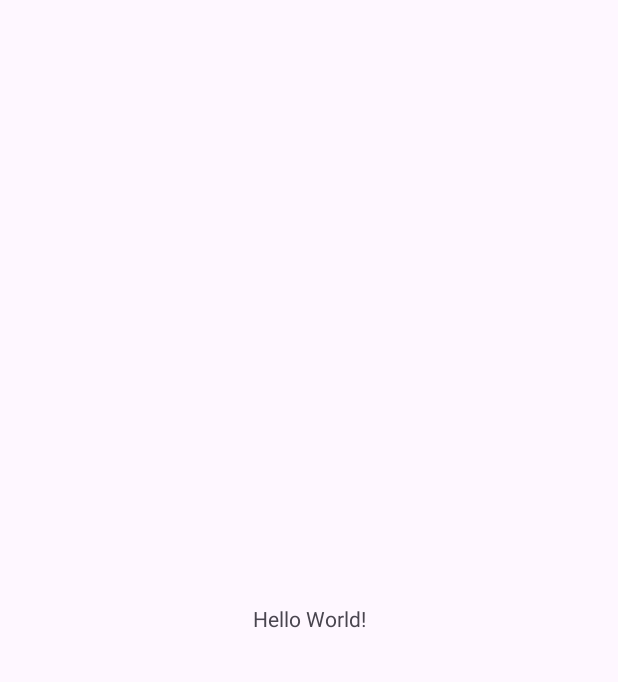
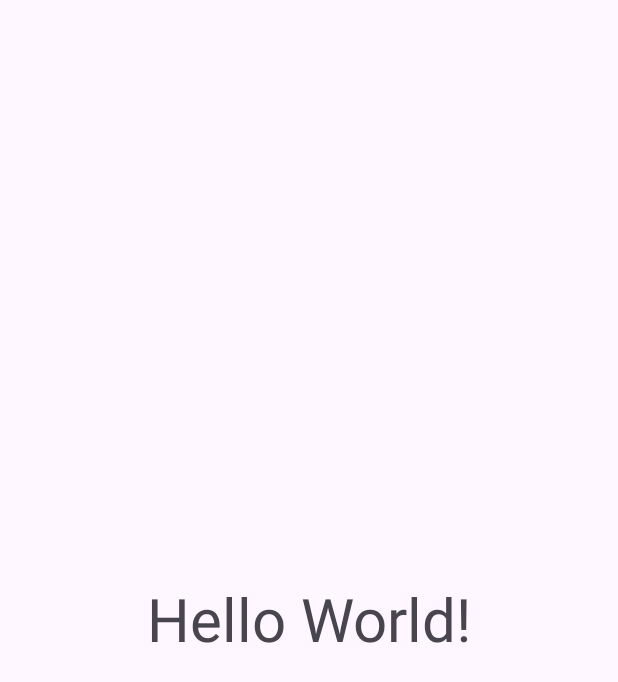
Before and after one commit to Harshit-kikani/Application-s-, an Android app: the screen it shows after launch (MainActivity), on a phone screen of 412 x 824 dp. Before the commit the part shown is almost empty. Shown: the top 682 px of the screen. Run offline under Robolectric (Android 15) with nearby library versions, the phone set to English and light mode, and no system bars.

Commit message:
test commit

```diff
--- a/Quize-app/app/src/main/res/layout/activity_main.xml
+++ b/Quize-app/app/src/main/res/layout/activity_main.xml
@@ -13,6 +13,7 @@
         app:layout_constraintBottom_toBottomOf="parent"
         app:layout_constraintEnd_toEndOf="parent"
         app:layout_constraintStart_toStartOf="parent"
-        app:layout_constraintTop_toTopOf="parent" />
+        app:layout_constraintTop_toTopOf="parent"
+        android:textSize="40sp"/>
 
 </androidx.constraintlayout.widget.ConstraintLayout>
```
